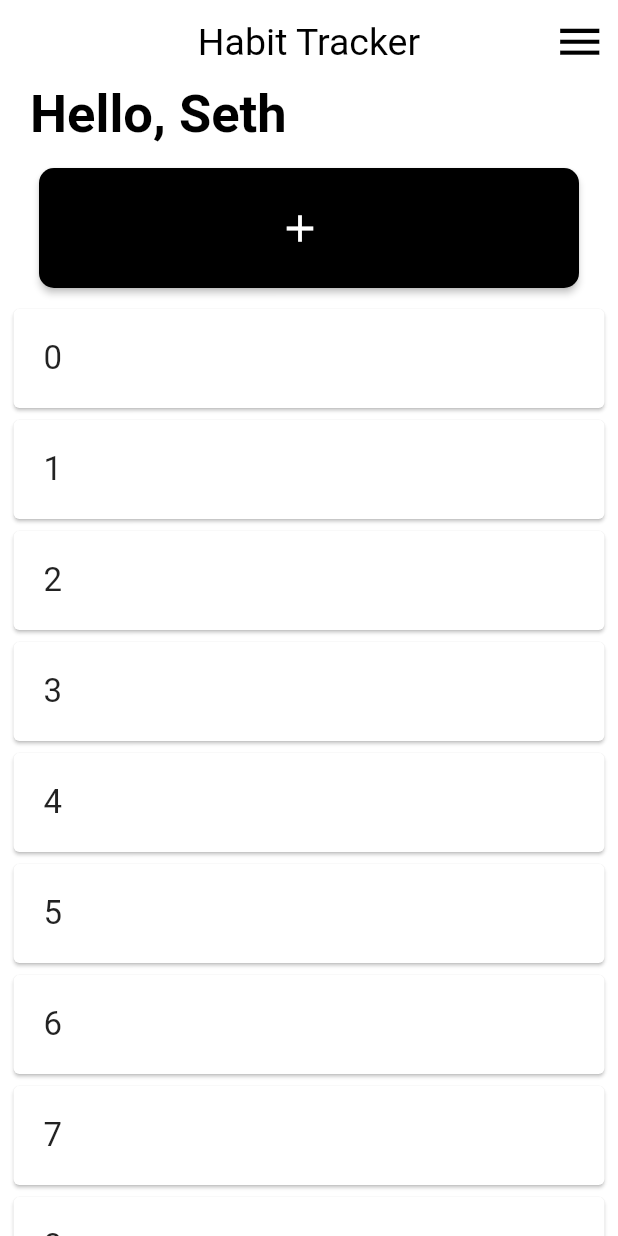
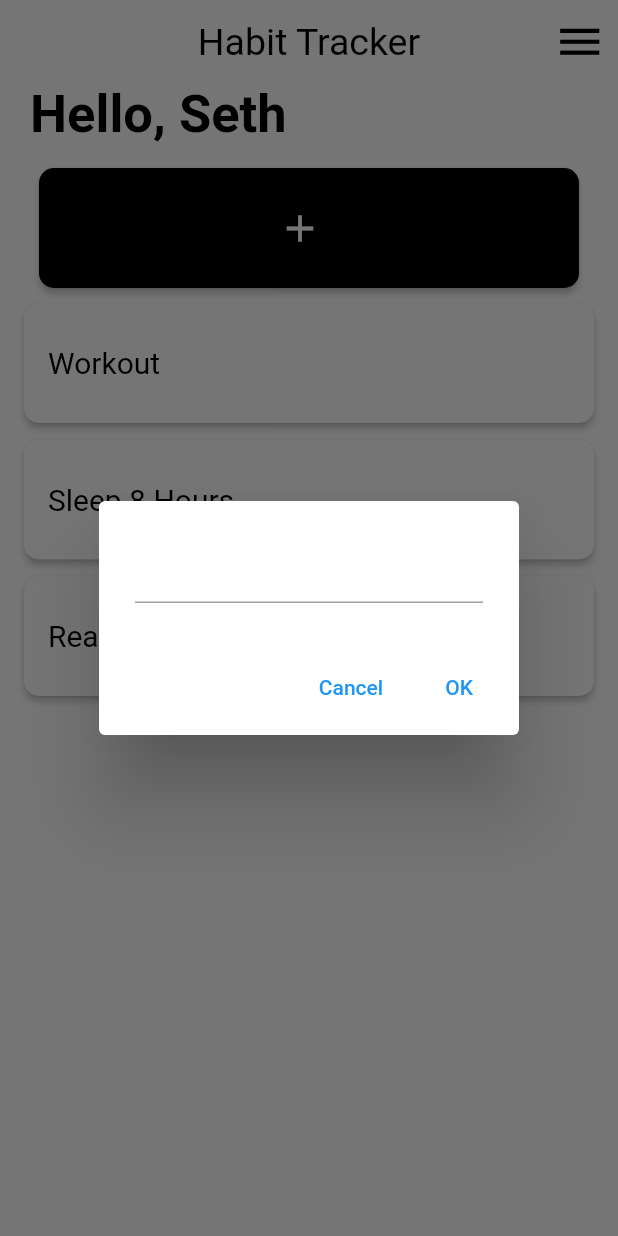
Before and after one commit to sthcasaclang/habit-tracker, a Flutter app: the screen it shows after launch, after a tap on the "add" icon, on a phone screen of 412 x 824 dp. Run offline on Flutter 3.47's test engine with Material 2 defaults, Android fonts, the phone set to English and light mode, and no system bars; our stand-ins replace google_fonts; Roboto replaces fonts that are missing (Ubuntu).

Commit message:
Habit Card List
Implemented habit card into a list. Added UI

```diff
--- /dev/null
+++ b/lib/addHabitDialog.dart
@@ -0,0 +1,22 @@
+import 'package:flutter/material.dart';
+
+class AddHabitDialog extends StatelessWidget {
+  const AddHabitDialog({super.key});
+
+  @override
+  Widget build(BuildContext context) {
+    return AlertDialog(
+      content: TextField(),
+      actions: <Widget>[
+        TextButton(
+          onPressed: () => Navigator.pop(context, 'Cancel'),
+          child: const Text('Cancel'),
+        ),
+        TextButton(
+          onPressed: () => Navigator.pop(context, 'OK'),
+          child: const Text('OK'),
+        ),
+      ],
+    );
+  }
+}
--- /dev/null
+++ b/lib/habitCard.dart
@@ -0,0 +1,45 @@
+import 'package:flutter/material.dart';
+import 'package:google_fonts/google_fonts.dart';
+
+class HabitCard extends StatelessWidget {
+  final String habitName;
+
+  const HabitCard({super.key, required this.habitName});
+
+  @override
+  Widget build(BuildContext context) {
+    return Padding(
+      padding: const EdgeInsets.only(left: 6, right: 6, bottom: 1),
+      child: Container(
+        margin: const EdgeInsets.only(left: 10, right: 10, bottom: 10),
+        height: 80,
+        width: 360,
+        child: Expanded(
+          child: ElevatedButton(
+            onPressed: () {
+              print("");
+            },
+            child: Align(
+              alignment: Alignment.centerLeft,
+              child: Text(habitName,
+                  textAlign: TextAlign.left,
+                  style: GoogleFonts.ubuntu(
+                    textStyle: TextStyle(
+                      color: Colors.black,
+                      fontWeight: FontWeight.normal,
+                      fontSize: 20,
+                    ),
+                  )),
+            ),
+            style: ElevatedButton.styleFrom(
+              backgroundColor: Color.fromARGB(255, 255, 255, 255),
+              shape: new RoundedRectangleBorder(
+                borderRadius: new BorderRadius.circular(10.0),
+              ),
+            ),
+          ),
+        ),
+      ),
+    );
+  }
+}
--- a/lib/homepage.dart
+++ b/lib/homepage.dart
@@ -1,5 +1,7 @@
 import 'package:flutter/material.dart';
 import 'package:google_fonts/google_fonts.dart';
+import 'addHabitDialog.dart';
+import 'habitCard.dart';
 
 class HomePage extends StatefulWidget {
   const HomePage({super.key});
@@ -9,6 +11,17 @@ class HomePage extends StatefulWidget {
 }
 
 class _HomePageState extends State<HomePage> {
+  int add = 0;
+
+  List habits = ["Workout", "Sleep 8 Hours", 'Read a Book'];
+
+  void addHabit(add) {
+    setState(() {
+      add = this.add;
+      print(add);
+    });
+  }
+
   @override
   Widget build(BuildContext context) {
     return Scaffold(
@@ -33,6 +46,7 @@ class _HomePageState extends State<HomePage> {
                 margin: const EdgeInsets.only(left: 10, right: 10, bottom: 10),
                 height: 80,
                 width: 360,
+                child: Expanded(
                   child: ElevatedButton.icon(
                     icon: Icon(
                       Icons.add,
@@ -42,6 +56,13 @@ class _HomePageState extends State<HomePage> {
                     label: Text(''),
                     onPressed: () {
                       print('');
+                      int addButton = this.add += 1;
+                      showDialog(
+                          context: context,
+                          builder: (builder) {
+                            return AddHabitDialog();
+                          });
+                      addHabit(addButton);
                     },
                     style: ElevatedButton.styleFrom(
                       backgroundColor: Color.fromARGB(255, 0, 0, 0),
@@ -50,27 +71,44 @@ class _HomePageState extends State<HomePage> {
                       ),
                     ),
                   ),
-            ),
+                )),
             Container(
                 child: Expanded(
               child: ListView.builder(
-                itemCount: 20,
-                itemBuilder: (context, position) {
-                  return Container(
-                    margin: const EdgeInsets.only(left: 5, right: 5),
-                    child: Card(
-                      child: Padding(
-                        padding: const EdgeInsets.all(20.0),
-                        child: Text(
-                          position.toString(),
-                          style: TextStyle(fontSize: 22.0),
-                        ),
-                      ),
-                    ),
+                itemCount: habits.length,
+                itemBuilder: (context, index) {
+                  return HabitCard(
+                    habitName: habits[index],
                   );
                 },
               ),
             )),
+            /*Container(
+                margin: const EdgeInsets.only(left: 10, right: 10, bottom: 10),
+                height: 80,
+                width: 360,
+                child: Expanded(
+                  child: ElevatedButton.icon(
+                    icon: Icon(
+                      Icons.remove,
+                      color: Colors.white,
+                      size: 30.0,
+                    ),
+                    label: Text(''),
+                    onPressed: () {
+                      print('');
+                      int addButton = this.add -= 1;
+
+                      addHabit(addButton);
+                    },
+                    style: ElevatedButton.styleFrom(
+                      backgroundColor: Color.fromARGB(255, 0, 0, 0),
+                      shape: RoundedRectangleBorder(
+                        borderRadius: BorderRadius.circular(10.0),
+                      ),
+                    ),
+                  ),
+                )),*/
           ],
         ),
       ),
```
Lines whose indentation alone changed are shown as unchanged.
